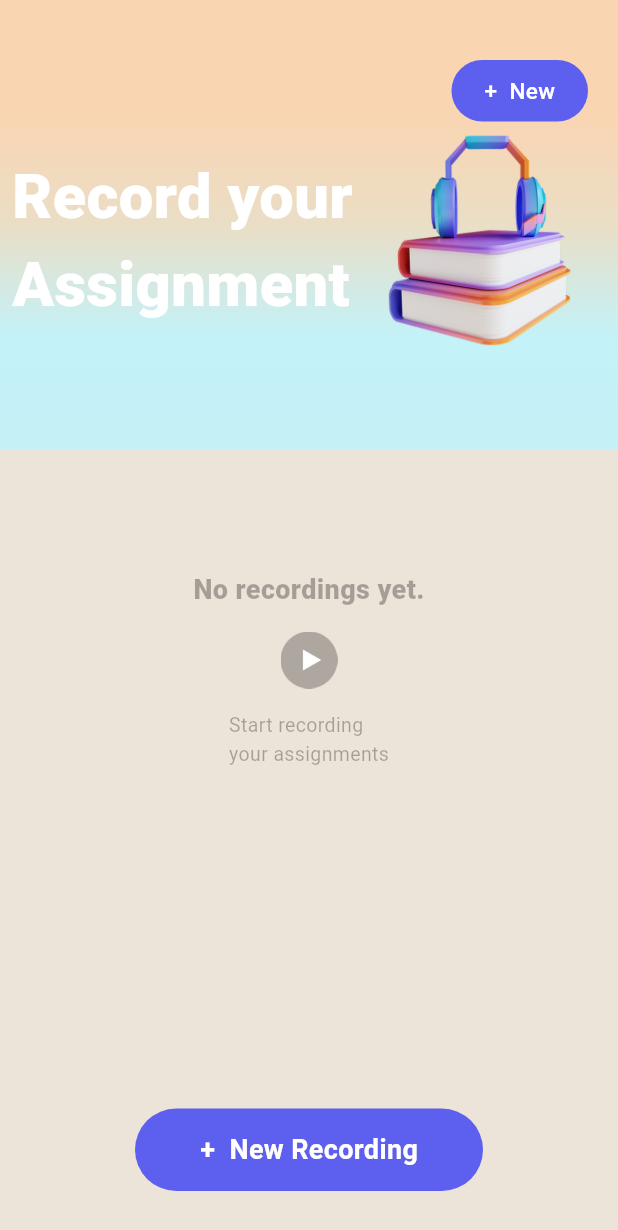
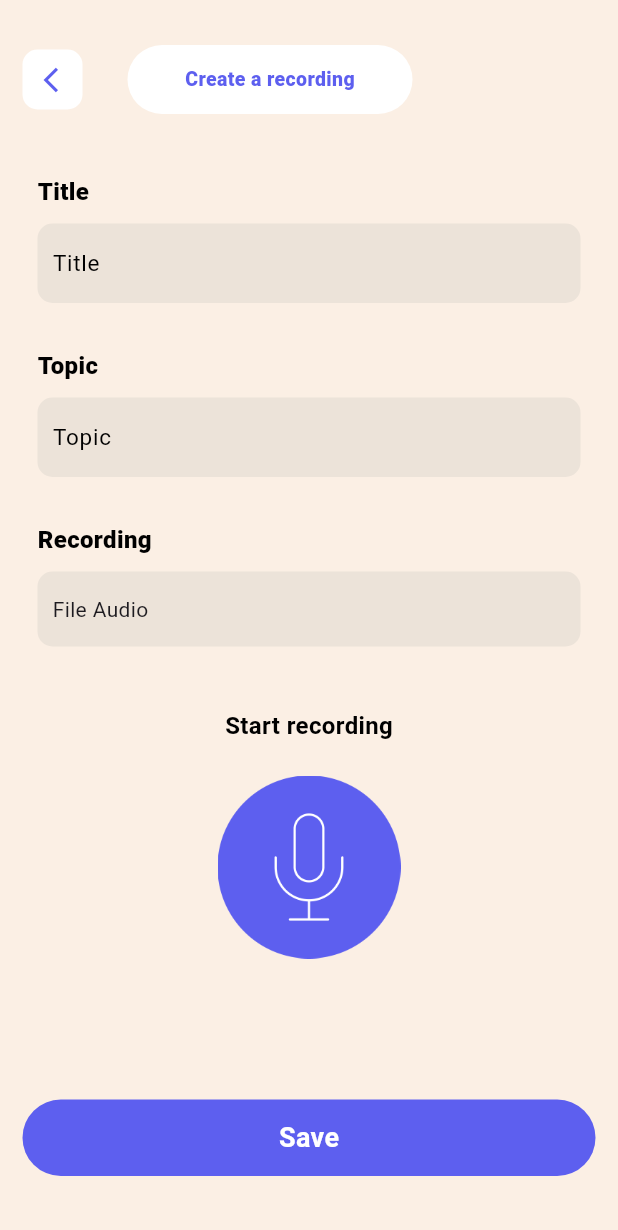
Before and after one commit to KeerthikaChokkalingam/Voide_Memos, a Flutter app: the NewRecordingScreen screen opened directly, after a tap on an icon or button, on a phone screen of 412 x 824 dp. Shown: the top 1230 px of the screen. Run offline on Flutter 3.47's test engine with Material 3 defaults, Android fonts, the phone set to English and light mode, and no system bars; drawn by our look-alikes of flutter_bounceable.

Commit message:
commit with create recording screen ui completed

```diff
--- /dev/null
+++ b/sampleapp/lib/create_recording_screen.dart
@@ -0,0 +1,242 @@
+import 'package:flutter/material.dart';
+import 'package:flutter/services.dart';
+import 'package:flutter_bounceable/flutter_bounceable.dart';
+
+class CreateRecordingScreen extends StatefulWidget {
+const CreateRecordingScreen({super.key});
+
+@override
+State<CreateRecordingScreen> createState() => _CreateRecordingScreenState();
+}
+
+class _CreateRecordingScreenState extends State<CreateRecordingScreen> {
+final FocusNode _titleFocusNode = FocusNode();
+
+  @override
+  @override
+  Widget build(BuildContext context) {
+    return Scaffold(
+      backgroundColor: const Color(0xFFFBEFE4),
+      body: Stack(
+        children: [
+          Padding(
+            padding: const EdgeInsets.only(top: 30, bottom: 20, left: 15, right: 15),
+            child: Column(
+              crossAxisAlignment: CrossAxisAlignment.start,
+              children: [
+                topBackButtonTitle(),
+                Padding(
+                  padding: const EdgeInsets.only(top: 40.0, left: 10),
+                  child: commontitleTextWidget("Title"),
+                ),
+                Padding(
+                  padding: const EdgeInsets.only(top: 10.0, left: 10, right: 10),
+                  child: commonTextFieldWidget("Title"),
+                ),
+                Padding(
+                  padding: const EdgeInsets.only(top: 30.0, left: 10),
+                  child: commontitleTextWidget("Topic"),
+                ),
+                Padding(
+                  padding: const EdgeInsets.only(top: 10.0, left: 10, right: 10),
+                  child: commonTextFieldWidget("Topic"),
+                ),
+                Padding(
+                  padding: const EdgeInsets.only(top: 30.0, left: 10),
+                  child: commontitleTextWidget("Recording"),
+                ),
+                Padding(
+                  padding: const EdgeInsets.only(top: 10.0, left: 10, right: 10),
+                  child: recorderField(),
+                ),
+                Padding(
+                  padding: const EdgeInsets.only(top: 45),
+                  child: Center(child: startRecording()),
+                ),
+              ],
+            ),
+          ),
+          Positioned(
+            bottom: 40,
+            left: 15,
+            right: 15,
+            child: saveButton(),
+          ),
+        ],
+      ),
+    );
+  }
+
+Widget topBackButtonTitle() {
+  return Row(
+    crossAxisAlignment: CrossAxisAlignment.center,
+    children: [
+      Bounceable(onTap: () {
+        Navigator.of(context).pop();
+      }, child:
+      Container(
+        height: 40,
+        width: 40,
+        decoration: BoxDecoration(
+            color: Colors.white,
+            borderRadius: BorderRadius.circular(10)
+        ),
+        child: const Padding(
+          padding: EdgeInsets.only(left: 8),
+          child: Icon(
+            Icons.arrow_back_ios,
+            color: Color(0xFF5D5FEF),
+            size: 20,
+          ),
+        ),
+
+      ),),
+      Padding(
+        padding: const EdgeInsets.only(left: 30.0),
+        child: Container(
+          height: 46,
+          width: 190,
+          decoration: BoxDecoration(
+              color: Colors.white,
+              borderRadius: BorderRadius.circular(30)
+          ),
+          child: const Center(
+            child: Text(
+              'Create a recording',
+              style: TextStyle(
+                decoration: TextDecoration.none,
+                fontSize: 13,
+                fontWeight: FontWeight.w900,
+                color: Color(0xFF5D5FEF),
+
+              ),
+
+            ),
+          ),
+        ),
+      )
+    ],
+  );
+}
+Widget commontitleTextWidget(String titleText) {
+  return Text(titleText,style: const TextStyle(
+    decoration: TextDecoration.none,
+    fontSize: 16,
+    fontWeight: FontWeight.w800,
+    color: Colors.black,
+
+  ),);
+}
+Widget commonTextFieldWidget(String placeholderText) {
+  return Container(
+    decoration: BoxDecoration(
+      borderRadius: BorderRadius.circular(10),
+      color: const Color(0xFFECE3D9),
+    ),
+    child: TextFormField(
+      onTapOutside: (event) {
+        _titleFocusNode.unfocus();
+      },
+      // controller: _searchController,
+      focusNode: _titleFocusNode,
+      textAlignVertical: TextAlignVertical.center,
+      onChanged: (value) {
+        // _onSearchChanged();
+      },
+      textCapitalization:
+      TextCapitalization.sentences,
+      // inputFormatters: <TextInputFormatter>[
+      //   CustomInputFormatter()
+      // ],
+      inputFormatters: [FilteringTextInputFormatter.allow(RegExp("[A-Za-z0-9&@#+-. ]*")),],
+      cursorColor: Colors.white,
+      enableInteractiveSelection: true,
+      // enabled: ref
+      //     .watch(globalSearchUINotifier)
+      //     .isSearch,
+      style: const TextStyle(
+        color: Colors.white,
+        fontSize: 15,
+        decoration: TextDecoration.none,
+      ),
+      decoration: InputDecoration(
+        border: InputBorder.none,
+        hintText: placeholderText,
+        hintStyle:const TextStyle(
+          color:  Colors.black,
+            fontSize: 15,
+            height: 1,
+          fontWeight: FontWeight.normal,
+        ),
+        contentPadding: const EdgeInsets.symmetric(vertical: 15, horizontal: 10),
+      ),
+    ),
+  );
+}
+Widget recorderField() {
+  return Container(
+    height: 50,
+    decoration: BoxDecoration(
+      borderRadius: BorderRadius.circular(10),
+      color: const Color(0xFFECE3D9),
+    ),
+    child: const Padding(
+      padding: EdgeInsets.only(left: 10.0,right: 10),
+      child: Row(
+        crossAxisAlignment: CrossAxisAlignment.center,
+        mainAxisAlignment: MainAxisAlignment.spaceBetween,
+        children: [
+          Text("File Audio"),
+          Visibility(
+            visible: false,
+            child: Icon(Icons.delete,
+              color: Color(0xFF5D5FEF),
+              size: 20,),
+          )
+        ],
+      ),
+    )
+  );
+}
+Widget startRecording() {
+  return Column(
+    children: [
+      const Text("Start recording",style: TextStyle(
+        color:  Colors.black,
+        fontSize: 16,
+        height: 1,
+        fontWeight: FontWeight.w700,
+      ),),
+      Padding(
+        padding: const EdgeInsets.only(top: 25.0),
+        child: Bounceable(
+          onTap: () {  },
+          child: Image.asset(
+            'assets/images/record-button.png',
+            width: 122,
+            height: 122,
+          ),
+        ),
+      ),
+
+    ],
+  );
+}
+Widget saveButton(){
+    return Bounceable(onTap: (){}, child: Container(
+      decoration: BoxDecoration(
+        color: const Color(0xFF5D5FEF),
+        borderRadius: BorderRadius.circular(35)
+      ),
+      height: 51,
+      child: const Center(
+        child: Text("Save",style: TextStyle(
+          color:  Colors.white,
+          fontSize: 18,
+          height: 1,
+          fontWeight: FontWeight.w600,
+        ),),
+      ),
+    ));
+}
+}
--- a/sampleapp/lib/introduction_screen.dart
+++ b/sampleapp/lib/introduction_screen.dart
@@ -1,6 +1,6 @@
 import 'package:flutter/material.dart';
 import 'package:flutter_bounceable/flutter_bounceable.dart';
-import 'package:sampleapp/new_recording_screen.dart';
+import 'package:sampleapp/recordings_dashboard_screen.dart';
 
 class IntroductionScreen extends StatefulWidget {
   const IntroductionScreen({super.key});
--- a/sampleapp/lib/new_recording_screen.dart
+++ b/sampleapp/lib/recordings_dashboard_screen.dart
@@ -1,5 +1,7 @@
 import 'package:flutter/material.dart';
 import 'package:flutter_bounceable/flutter_bounceable.dart';
+
+import 'create_recording_screen.dart';
 
 class NewRecordingScreen extends StatefulWidget {
   const NewRecordingScreen({super.key});
@@ -54,7 +56,9 @@ class _NewRecordingScreenState extends State<NewRecordingScreen> {
               Padding(
                 padding: const EdgeInsets.only(top: 40.0, right: 20.0),
                 child: Bounceable(
-                  onTap: () {},
+                  onTap: () {
+                    Navigator.of(context).push(MaterialPageRoute(builder: (context) => const CreateRecordingScreen()));
+                  },
                   child: Container(
                     width: 91,
                     height: 41,
@@ -180,6 +184,7 @@ class _NewRecordingScreenState extends State<NewRecordingScreen> {
       child: Center(
         child: Bounceable(
           onTap: () {
+            Navigator.of(context).push(MaterialPageRoute(builder: (context) => const CreateRecordingScreen()));
           },
           child: const Text(
             '   +  New Recording   ',
--- a/sampleapp/lib/splash_screen.dart
+++ b/sampleapp/lib/splash_screen.dart
@@ -14,7 +14,7 @@ class _SplashScreenState extends State<SplashScreen> {
   @override
   void initState() {
     super.initState();
-    timer = Timer(const Duration(seconds: 3), () {
+    timer = Timer(const Duration(seconds: 2), () {
       Navigator.of(context).push(MaterialPageRoute(builder: (context) => const IntroductionScreen()));
     });
   }
--- a/sampleapp/pubspec.yaml
+++ b/sampleapp/pubspec.yaml
@@ -94,3 +94,4 @@ flutter:
     - 'assets/images/Books-And-Headset.png'
     - 'assets/images/Play_empty.png'
     - 'assets/images/Play-button.png'
+    - 'assets/images/record-button.png'
```
Also changed, not shown: sampleapp/assets/images/record-button.png (added), 1 other file.
